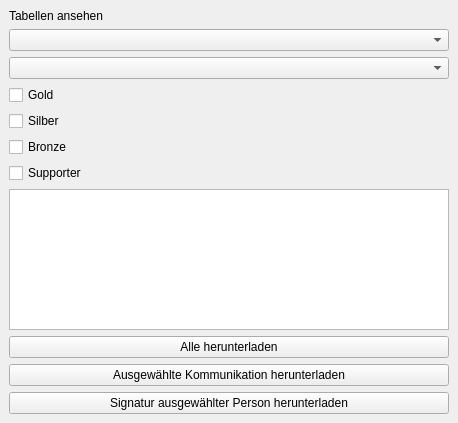
green-lion-racing/glr-database, file displaytables.ui: the form before one commit.
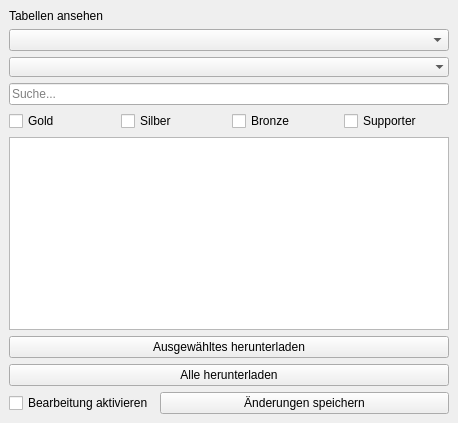
The form after the commit.

The edit to the form file:
```diff
--- a/displaytables.ui
+++ b/displaytables.ui
@@ -28,36 +28,54 @@
        <widget class="QComboBox" name="cb_table"/>
       </item>
       <item>
-       <widget class="QComboBox" name="cb_companyName"/>
+       <widget class="QComboBox" name="cb_filter">
+        <property name="placeholderText">
+         <string>Filtern nach...</string>
+        </property>
+        <property name="frame">
+         <bool>false</bool>
+        </property>
+       </widget>
       </item>
       <item>
-       <widget class="QCheckBox" name="cb_gold">
+       <widget class="QLineEdit" name="le_search">
+        <property name="placeholderText">
+         <string>Suche...</string>
+        </property>
+       </widget>
+      </item>
+      <item>
+       <layout class="QHBoxLayout" name="filterHorizontalLayout">
+        <item>
+         <widget class="QCheckBox" name="cb_filter_gold">
         <property name="text">
          <string>Gold</string>
         </property>
        </widget>
       </item>
       <item>
-       <widget class="QCheckBox" name="cb_silver">
+         <widget class="QCheckBox" name="cb_filter_silver">
         <property name="text">
          <string>Silber</string>
         </property>
        </widget>
       </item>
       <item>
-       <widget class="QCheckBox" name="cb_bronze">
+         <widget class="QCheckBox" name="cb_filter_bronze">
         <property name="text">
          <string>Bronze</string>
         </property>
        </widget>
       </item>
       <item>
-       <widget class="QCheckBox" name="cb_supporter">
+         <widget class="QCheckBox" name="cb_filter_supporter">
         <property name="text">
          <string>Supporter</string>
         </property>
        </widget>
       </item>
+       </layout>
+      </item>
       <item>
        <widget class="QTableView" name="tv_table"/>
       </item>
@@ -66,23 +84,43 @@
     <item>
      <widget class="QPushButton" name="pb_download">
       <property name="text">
+       <string>Ausgewähltes herunterladen</string>
+      </property>
+     </widget>
+    </item>
+    <item>
+     <widget class="QPushButton" name="pb_download_all">
+      <property name="text">
        <string>Alle herunterladen</string>
       </property>
      </widget>
     </item>
     <item>
+     <layout class="QHBoxLayout" name="horizontalLayout">
+      <property name="leftMargin">
+       <number>0</number>
+      </property>
+      <item>
+       <widget class="QCheckBox" name="checkBox">
+        <property name="text">
+         <string>Bearbeitung aktivieren</string>
+        </property>
+       </widget>
+      </item>
+      <item>
      <widget class="QPushButton" name="pb_save">
+        <property name="sizePolicy">
+         <sizepolicy hsizetype="MinimumExpanding" vsizetype="Fixed">
+          <horstretch>0</horstretch>
+          <verstretch>0</verstretch>
+         </sizepolicy>
+        </property>
       <property name="text">
-       <string>Ausgewählte Kommunikation herunterladen</string>
+         <string>Änderungen speichern</string>
       </property>
      </widget>
     </item>
-    <item>
-     <widget class="QPushButton" name="pb_signature">
-      <property name="text">
-       <string>Signatur ausgewählter Person herunterladen</string>
-      </property>
-     </widget>
+     </layout>
     </item>
    </layout>
   </widget>
```
Left out of the diff: 6 changed lines with no effect on the pictures. Lines whose indentation alone changed are shown as unchanged.
